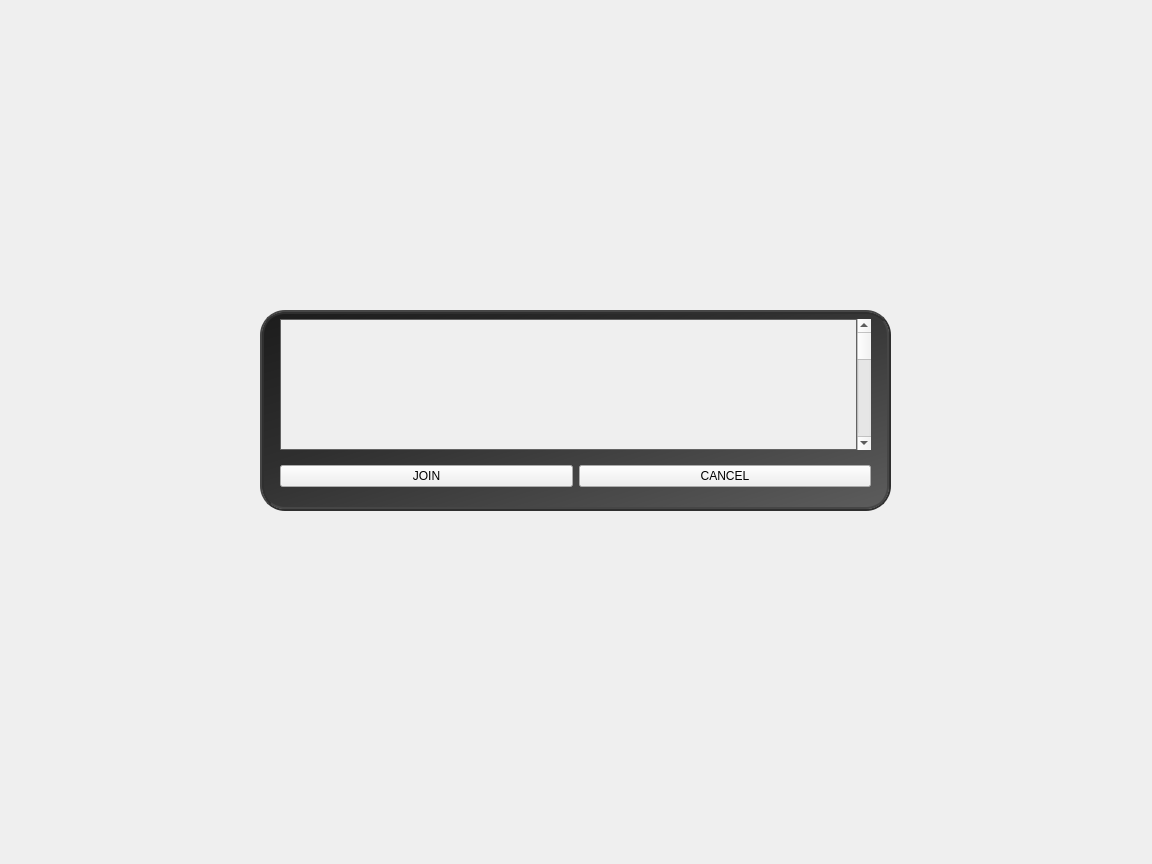
Above: src/client/gui/joingame.ui from HqWisen/CityLord before the change. Below: the same form after it.
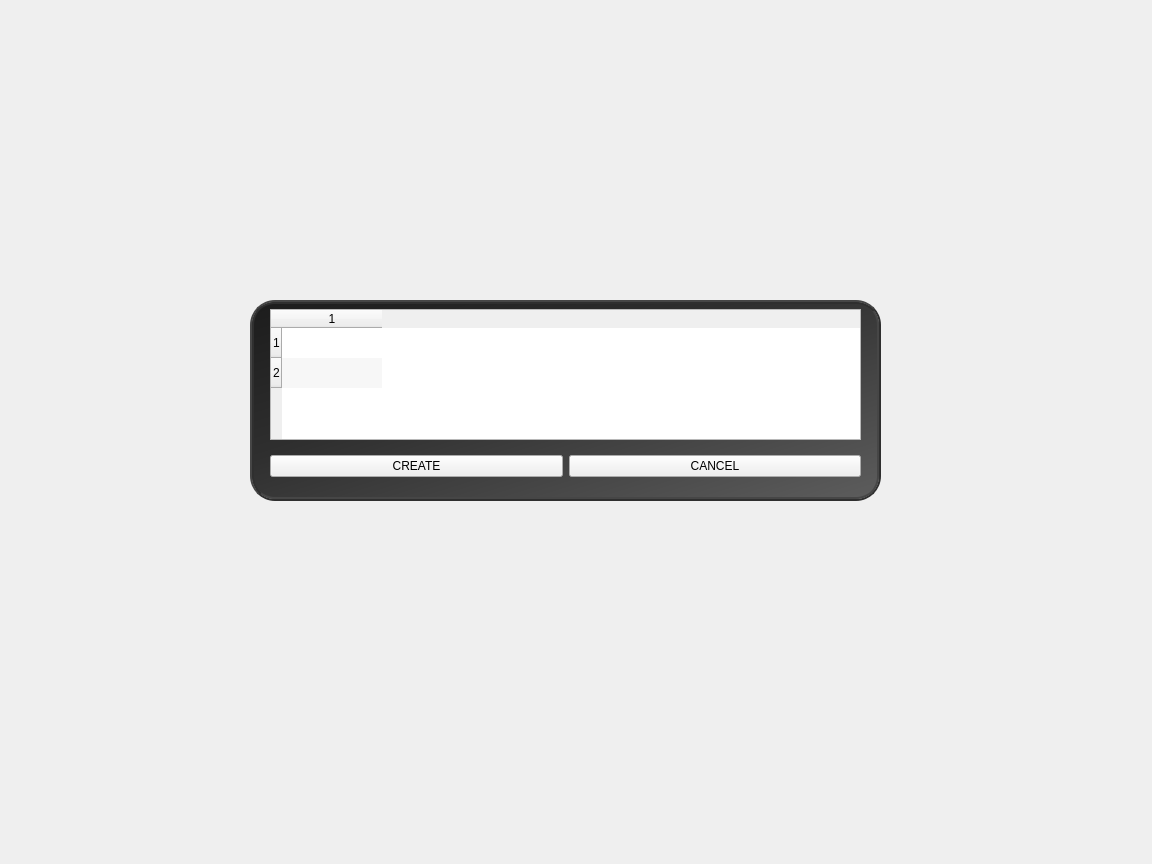
That is the form after the change. Icons and pictures are not drawn.

Commit message: ajout de JoinGame

```diff
--- a/src/client/gui/joingame.ui
+++ b/src/client/gui/joingame.ui
@@ -10,24 +10,14 @@
     <height>864</height>
    </rect>
   </property>
-  <property name="font">
-   <font>
-    <weight>75</weight>
-    <bold>true</bold>
-   </font>
-  </property>
   <property name="windowTitle">
    <string>Form</string>
   </property>
-  <property name="styleSheet">
-   <string notr="true">QLineEdit{background: white; border-style:solid;}
-QLabel{color:white;}</string>
-  </property>
   <widget class="QWidget" name="verticalLayoutWidget">
    <property name="geometry">
     <rect>
-     <x>10</x>
-     <y>10</y>
+     <x>0</x>
+     <y>0</y>
      <width>1131</width>
      <height>841</height>
     </rect>
@@ -48,7 +38,7 @@
     <property name="spacing">
      <number>0</number>
     </property>
-    <item row="1" column="0">
+    <item row="2" column="0">
      <widget class="QFrame" name="frame">
       <property name="styleSheet">
        <string notr="true">#frame {border:4px ridge #2F2F2F; border-radius:25px; background-image:url(&quot;&quot;); background: qlineargradient(x1:0, y1:0, x2:1, y2:1, stop:0 #1C1C1C, stop: 0.4 #2F2F2F, stop:1 #5D5D5D)}
@@ -505,7 +495,7 @@
         <item>
          <widget class="QPushButton" name="loginButton">
           <property name="text">
-           <string>JOIN</string>
+           <string>CREATE</string>
           </property>
          </widget>
         </item>
@@ -532,30 +522,37 @@
          <number>0</number>
         </property>
         <item>
-         <widget class="QScrollArea" name="scrollArea">
-          <property name="styleSheet">
-           <string notr="true">QScrollArea{background-color:grey;}</string>
-          </property>
-          <property name="widgetResizable">
+         <widget class="QTableWidget" name="tableWidget">
+          <property name="alternatingRowColors">
            <bool>true</bool>
           </property>
-          <widget class="QWidget" name="scrollAreaWidgetContents">
-           <property name="geometry">
-            <rect>
-             <x>0</x>
-             <y>0</y>
-             <width>574</width>
-             <height>127</height>
-            </rect>
-           </property>
-          </widget>
-         </widget>
-        </item>
-        <item>
-         <widget class="QScrollBar" name="verticalScrollBar">
-          <property name="orientation">
-           <enum>Qt::Vertical</enum>
+          <property name="selectionBehavior">
+           <enum>QAbstractItemView::SelectRows</enum>
           </property>
+          <property name="iconSize">
+           <size>
+            <width>0</width>
+            <height>0</height>
+           </size>
+          </property>
+          <property name="showGrid">
+           <bool>false</bool>
+          </property>
+          <property name="gridStyle">
+           <enum>Qt::CustomDashLine</enum>
+          </property>
+          <property name="rowCount">
+           <number>2</number>
+          </property>
+          <property name="columnCount">
+           <number>1</number>
+          </property>
+          <attribute name="horizontalHeaderShowSortIndicator" stdset="0">
+           <bool>false</bool>
+          </attribute>
+          <row/>
+          <row/>
+          <column/>
          </widget>
         </item>
        </layout>
```
Left out of the diff: 8 changed lines with no effect on the pictures. The commit also changes 11 other files.
